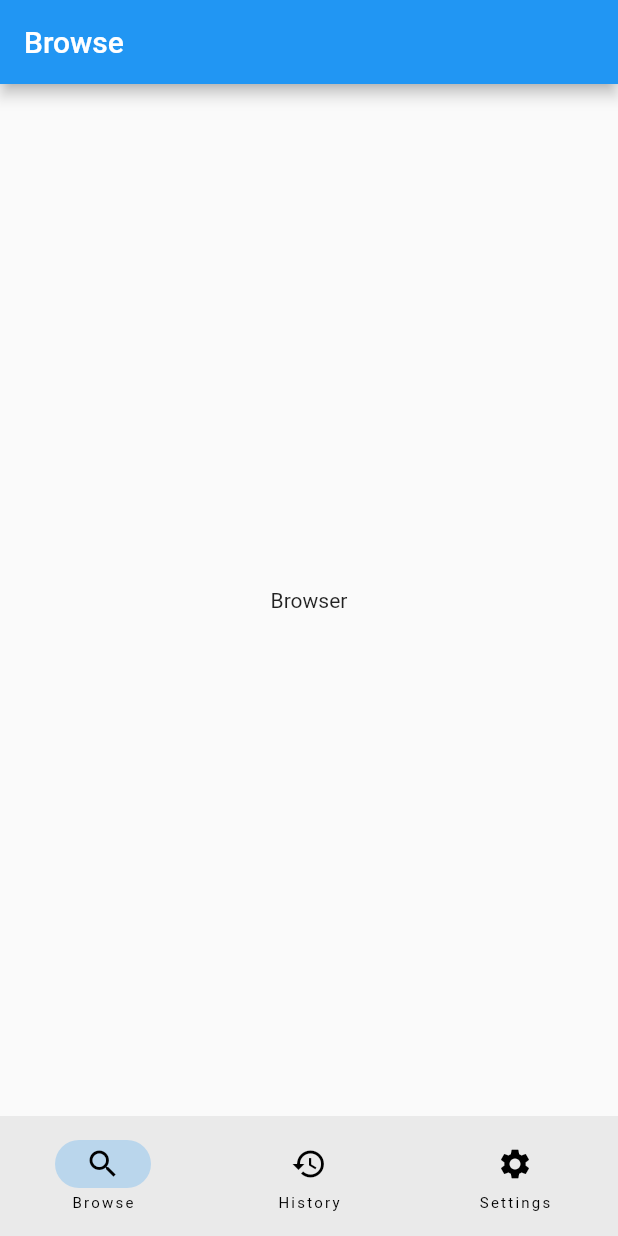
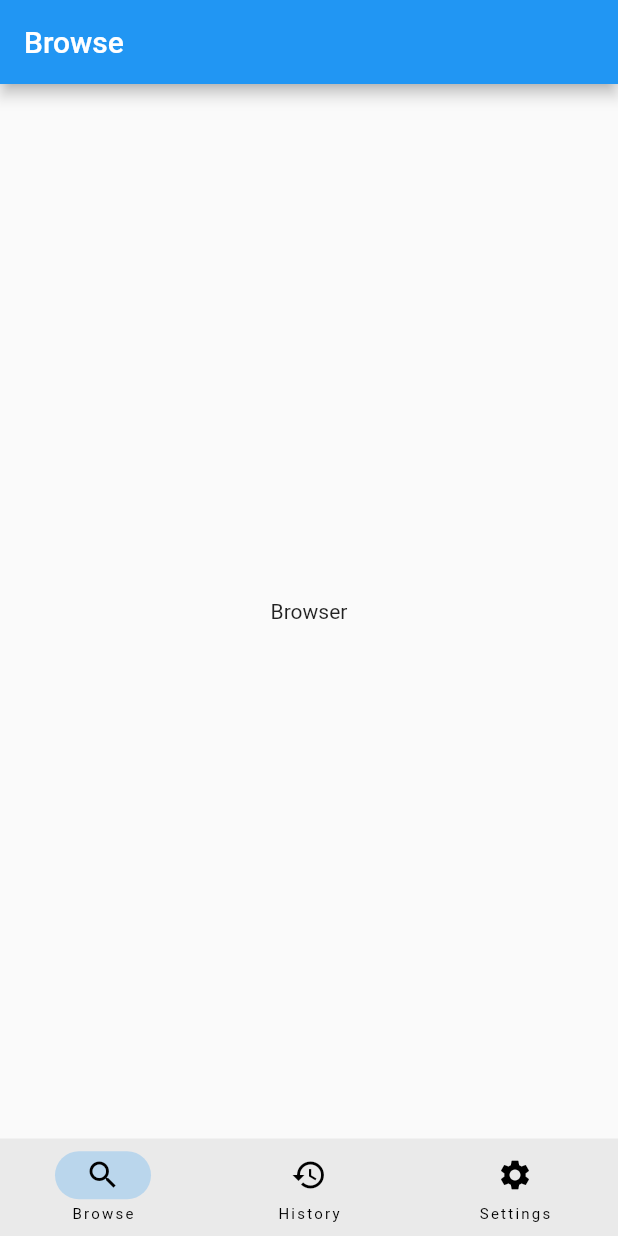
Before and after one commit to hosseinvejdani/flutter_bottom_navbar_with_getx, a Flutter app: the screen it shows after launch, on a phone screen of 412 x 824 dp. Run offline on Flutter 3.47's test engine with Material 2 defaults, Android fonts, the phone set to English and light mode, and no system bars; our stand-ins replace get.

Commit message:
add height to bottom nav bar

```diff
--- a/lib/src/screens/home/home_screen.dart
+++ b/lib/src/screens/home/home_screen.dart
@@ -17,6 +17,7 @@ class HomePage extends GetView<HomeController> {
       ),
       bottomNavigationBar: Obx(
         () => NavigationBar(
+          height: 65, // the default is 80
           destinations: const <NavigationDestination>[
             NavigationDestination(
               icon: Icon(Icons.search),
```
